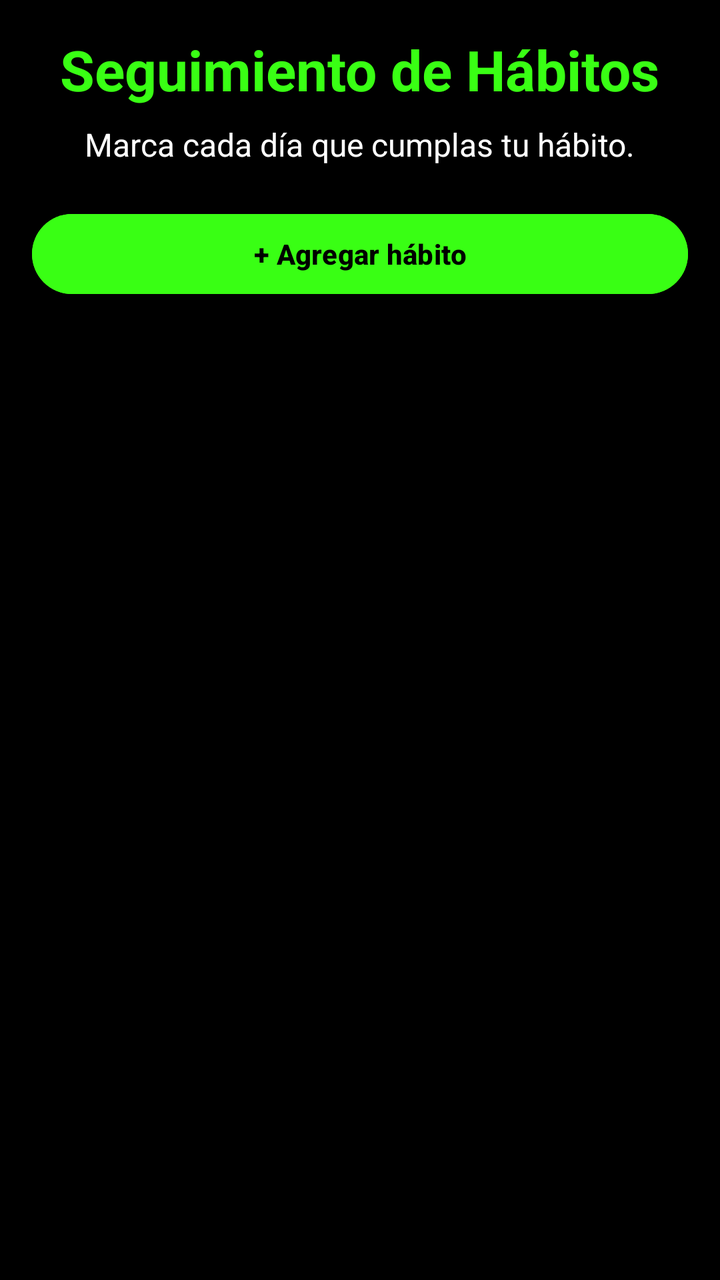
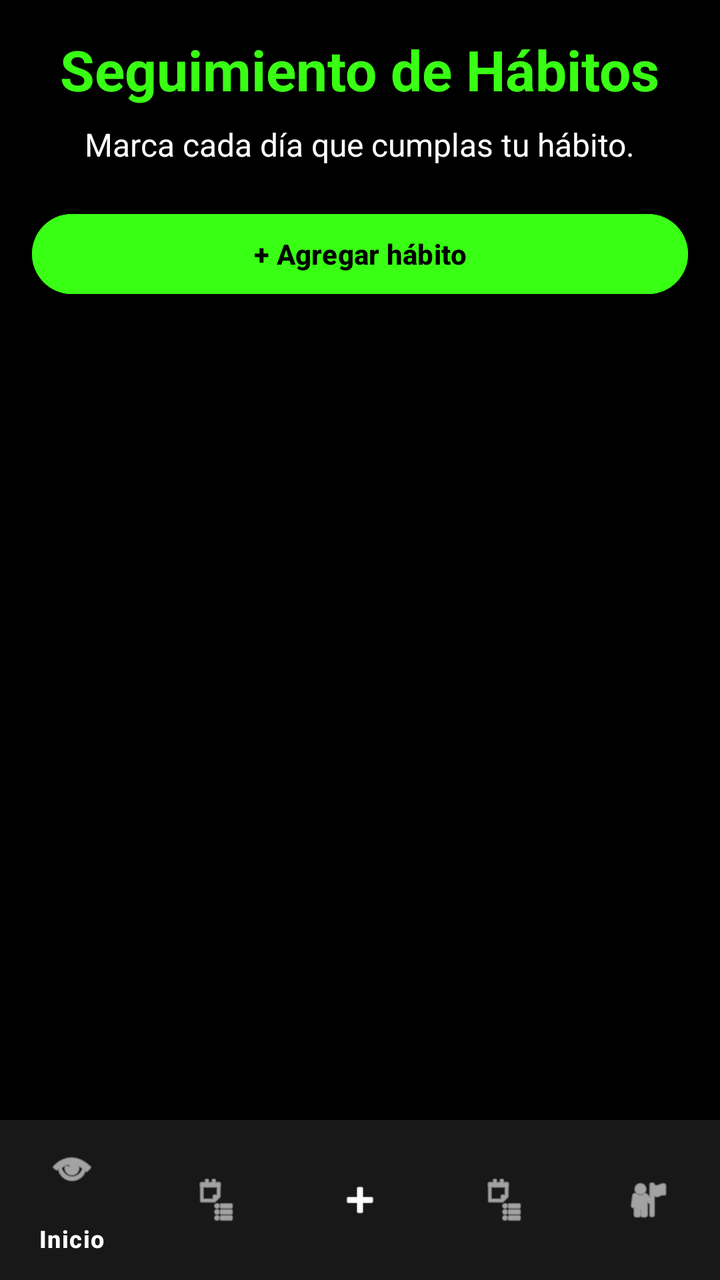

Before-and-after screenshots of an Android layout around one commit, followed by the original layout XML and the change that was made.
<!-- AndroidManifest.xml: application theme Theme.TaskFlow -->
<!-- res/layout/activity_habitos.xml -->
<?xml version="1.0" encoding="utf-8"?>
<LinearLayout xmlns:android="http://schemas.android.com/apk/res/android"
    xmlns:tools="http://schemas.android.com/tools"
    android:layout_width="match_parent"
    android:layout_height="match_parent"
    android:orientation="vertical"
    android:background="#000000"
    android:padding="16dp"
    tools:context=".HabitosActivity">

    <TextView
        android:id="@+id/tituloHabitos"
        android:layout_width="wrap_content"
        android:layout_height="wrap_content"
        android:text="Seguimiento de Hábitos"
        android:textColor="#39FF14"
        android:textSize="28sp"
        android:textStyle="bold"
        android:layout_gravity="center"/>

    <TextView
        android:layout_width="wrap_content"
        android:layout_height="wrap_content"
        android:text="Marca cada día que cumplas tu hábito."
        android:textColor="#FFFFFF"
        android:textSize="16sp"
        android:layout_marginTop="8dp"
        android:layout_gravity="center"/>

    <Button
        android:id="@+id/btnAgregarHabito"
        android:layout_width="match_parent"
        android:layout_height="wrap_content"
        android:text="+ Agregar hábito"
        android:textStyle="bold"
        android:layout_marginTop="20dp"
        android:backgroundTint="#39FF14"
        android:textColor="#000000"/>

    <androidx.recyclerview.widget.RecyclerView
        android:id="@+id/recyclerHabitos"
        android:layout_width="match_parent"
        android:layout_height="0dp"
        android:layout_weight="1"
        android:layout_marginTop="20dp"/>

</LinearLayout>
<!-- resources referenced by this layout -->
<resources>
  <style name="Theme.TaskFlow" parent="Base.Theme.TaskFlow" />
  <style name="Base.Theme.TaskFlow" parent="Theme.Material3.DayNight.NoActionBar">
          
          
      </style>
</resources>

<!-- the commit's change to res/layout/activity_habitos.xml (unified diff, before → after) -->
@@ -1,12 +1,19 @@
 <?xml version="1.0" encoding="utf-8"?>
 <LinearLayout xmlns:android="http://schemas.android.com/apk/res/android"
+    xmlns:app="http://schemas.android.com/apk/res-auto"
     xmlns:tools="http://schemas.android.com/tools"
     android:layout_width="match_parent"
     android:layout_height="match_parent"
     android:orientation="vertical"
     android:background="#000000"
-    android:padding="16dp"
     tools:context=".HabitosActivity">
+
+    <LinearLayout
+        android:layout_width="match_parent"
+        android:layout_height="0dp"
+        android:layout_weight="1"
+        android:orientation="vertical"
+        android:padding="16dp">
 
     <TextView
         android:id="@+id/tituloHabitos"
@@ -44,4 +51,15 @@
         android:layout_weight="1"
         android:layout_marginTop="20dp"/>
 
+    </LinearLayout>
+
+    <com.google.android.material.bottomnavigation.BottomNavigationView
+        android:id="@+id/bottomNavigation"
+        android:layout_width="match_parent"
+        android:layout_height="wrap_content"
+        android:background="#181818"
+        app:itemIconTint="@color/white"
+        app:itemTextColor="@color/white"
+        app:menu="@menu/bottom_nav_menu" />
+
 </LinearLayout>
<!-- resource entries referenced after the edit -->
@@ -1,5 +1,6 @@
 <!-- resources referenced by this layout -->
 <resources>
+  <color name="white">#FFFFFFFF</color>
   <style name="Theme.TaskFlow" parent="Base.Theme.TaskFlow" />
   <style name="Base.Theme.TaskFlow" parent="Theme.Material3.DayNight.NoActionBar">
           
